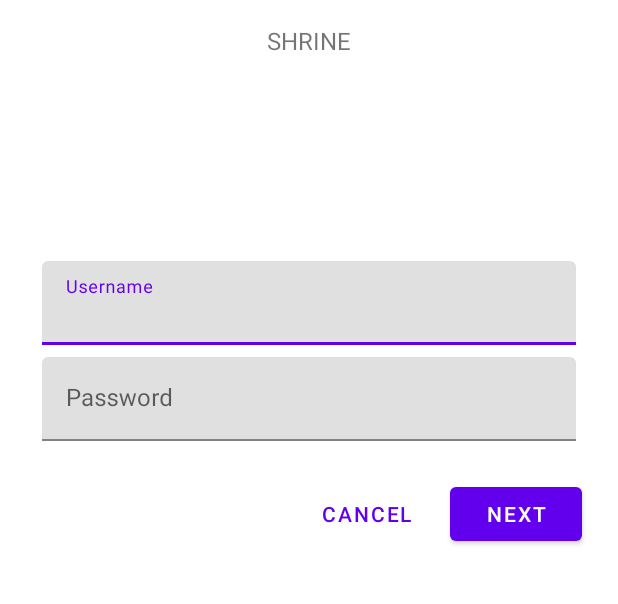
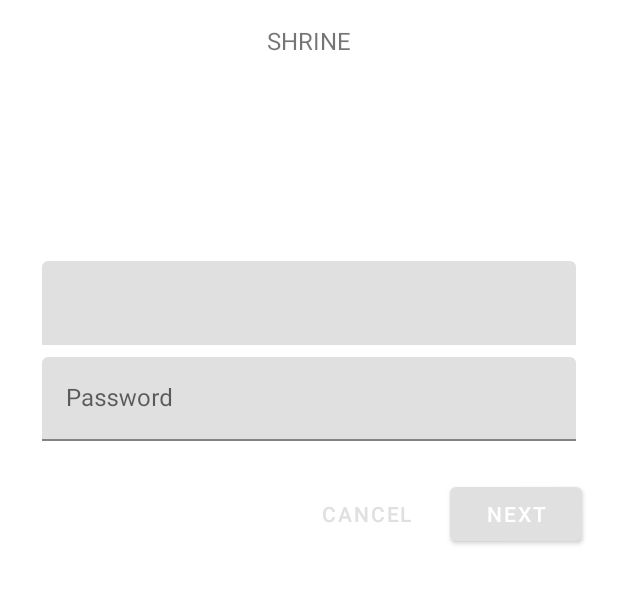
Before and after one commit to Koongh/week_13_if570_lab, an Android app: the screen it shows after launch (MainActivity), on a phone screen of 412 x 824 dp, the part 204-808 px from its top. Run offline under Robolectric (Android 15) with nearby library versions, the phone set to English and light mode, and no system bars.

Commit message:
Checkpoint 6

```diff
--- a/shrine/app/build.gradle
+++ b/shrine/app/build.gradle
@@ -3,11 +3,11 @@ apply plugin: 'kotlin-android'
 apply plugin: 'kotlin-android-extensions'
 
 android {
-    compileSdkVersion 28
+    compileSdkVersion 33
     defaultConfig {
         applicationId "com.google.codelabs.mdc.kotlin.shrine"
         minSdkVersion 15
-        targetSdkVersion 28
+        targetSdkVersion 33
         versionCode 1
         versionName "1.0"
         testInstrumentationRunner "androidx.test.runner.AndroidJUnitRunner"
@@ -22,7 +22,7 @@ android {
 }
 
 dependencies {
-
+    implementation 'com.squareup.picasso:picasso:2.71828'
     api 'com.google.android.material:material:1.1.0-alpha06'
     implementation 'androidx.legacy:legacy-support-v4:1.0.0'
     implementation 'com.android.volley:volley:1.1.1'
--- a/shrine/app/src/main/AndroidManifest.xml
+++ b/shrine/app/src/main/AndroidManifest.xml
@@ -13,7 +13,8 @@
         android:supportsRtl="true"
         android:name="com.google.codelabs.mdc.kotlin.shrine.application.ShrineApplication"
         android:theme="@style/Theme.Shrine">
-        <activity android:name=".MainActivity">
+        <activity android:name=".MainActivity"
+            android:exported="true">
             <intent-filter>
                 <action android:name="android.intent.action.MAIN" />
 
--- a/shrine/app/src/main/java/com/google/codelabs/mdc/kotlin/shrine/network/ProductEntry.kt
+++ b/shrine/app/src/main/java/com/google/codelabs/mdc/kotlin/shrine/network/ProductEntry.kt
@@ -16,9 +16,6 @@ class ProductEntry(
     val dynamicUrl: Uri = Uri.parse(dynamicUrl)
 
     companion object {
-        /**
-         * Loads a raw JSON at R.raw.products and converts it into a list of ProductEntry objects
-         */
         fun initProductEntryList(resources: Resources): List<ProductEntry> {
             val inputStream = resources.openRawResource(R.raw.products)
             val jsonProductsString = inputStream.bufferedReader().use(BufferedReader::readText)
--- a/shrine/app/src/main/res/values/colors.xml
+++ b/shrine/app/src/main/res/values/colors.xml
@@ -1,9 +1,10 @@
 <?xml version="1.0" encoding="utf-8"?>
 <resources>
-    <color name="colorPrimary">#6200EE</color>
-    <color name="colorPrimaryDark">#DADCE0</color>
-    <color name="colorAccent">#E0E0E0</color>
-    <color name="toolbarIconColor">#FFFFFF</color>
+    <color name="colorPrimary">#E0E0E0</color>
+    <color name="colorPrimaryDark">#FBB8AC</color>
+    <color name="colorAccent">#FEDBD0</color>
+    <color name="textColorPrimary">#442C2E</color>
+    <color name="toolbarIconColor">@color/textColorPrimary</color>
     <color name="loginPageBackgroundColor">#FFFFFF</color>
     <color name="productGridBackgroundColor">#FFFFFF</color>
 </resources>
--- a/shrine/app/src/main/res/values/styles.xml
+++ b/shrine/app/src/main/res/values/styles.xml
@@ -1,17 +1,19 @@
-<resources>
-
+<resources xmlns:tools="http://schemas.android.com/tools">
     <!-- Base application theme. -->
-    <style name="Theme.Shrine" parent="Theme.MaterialComponents.Light.NoActionBar">
+    <style name="Theme.Shrine"
+        parent="Theme.MaterialComponents.Light.NoActionBar">
         <!-- Customize your theme here. -->
         <item name="colorPrimary">@color/colorPrimary</item>
         <item name="colorPrimaryDark">@color/colorPrimaryDark</item>
         <item name="colorAccent">@color/colorAccent</item>
+        <item name="android:windowLightStatusBar"
+            tools:targetApi="m">true</item>
+        <item name="android:textColorPrimary">@color/textColorPrimary</item>
     </style>
 
     <style name="Widget.Shrine.Toolbar" parent="Widget.AppCompat.Toolbar">
         <item name="android:background">?attr/colorAccent</item>
-        <item name="android:theme">@style/ThemeOverlay.AppCompat.Dark.ActionBar</item>
+        <item name="android:theme">@style/Theme.Shrine</item>
         <item name="popupTheme">@style/ThemeOverlay.AppCompat.Light</item>
     </style>
-
 </resources>
```
Also changed, not shown: shrine/app/src/main/java/com/google/codelabs/mdc/kotlin/shrine/ProductCardRecyclerViewAdapter.kt (+12 -5 lines), shrine/app/src/main/java/com/google/codelabs/mdc/kotlin/shrine/ProductCardViewHolder.kt (+8 -2 lines), shrine/app/src/main/java/com/google/codelabs/mdc/kotlin/shrine/ProductGridFragment.kt (+6 -12 lines).
